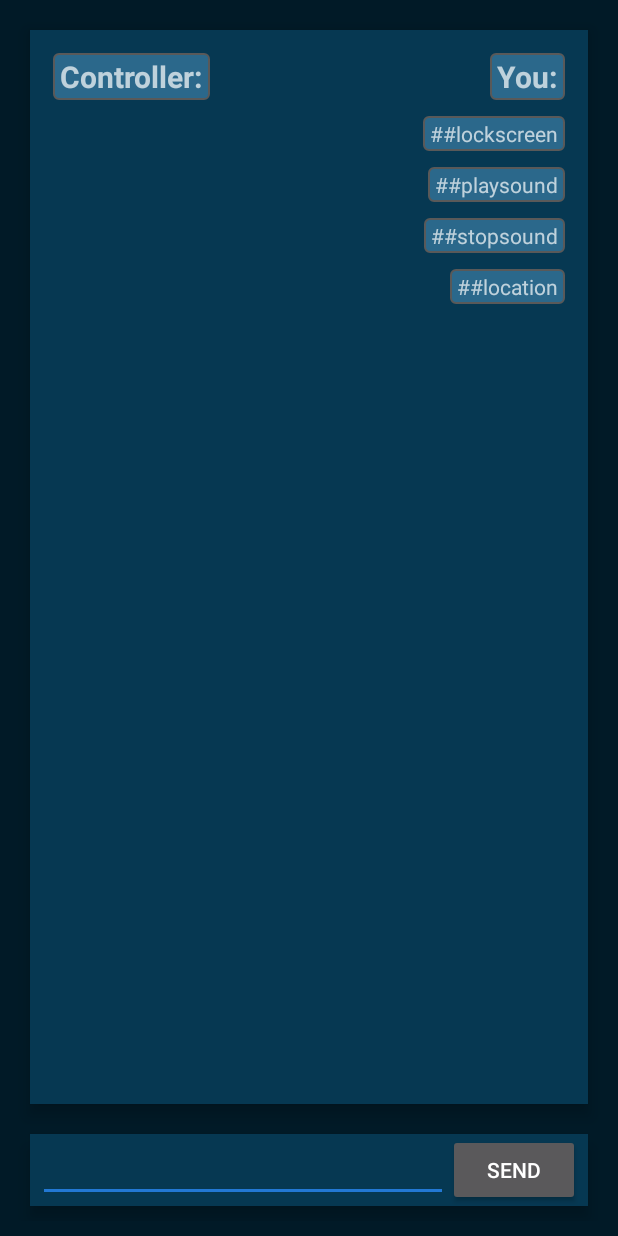
After one commit to asd-C/Controller, an Android app: the PlaygroundActivity screen opened directly, with no data from a screen before it, on a phone screen of 412 x 824 dp. The commit adds this screen. Run offline under Robolectric (Android 15) with nearby library versions, the phone set to English and light mode, and no system bars.

Commit message:
Interacting with controller in playground.

```diff
--- a/app/src/main/AndroidManifest.xml
+++ b/app/src/main/AndroidManifest.xml
@@ -33,7 +33,6 @@
                 <action android:name="android.app.action.DEVICE_ADMIN_ENABLED" />
             </intent-filter>
         </receiver>
-
         <receiver android:name=".service.autostart.AutoStart">
             <intent-filter>
                 <action android:name="android.intent.action.BOOT_COMPLETED" />
@@ -46,7 +45,10 @@
             android:exported="false"
             android:process=":remote" />
 
-        <activity android:name=".activity.intro.IntroActivity" android:theme="@style/AppTheme.NoActionbar" />
+        <activity
+            android:name=".activity.intro.IntroActivity"
+            android:theme="@style/AppTheme.NoActionbar" />
+        <activity android:name=".activity.PlaygroundActivity"></activity>
     </application>
 
 </manifest>
--- /dev/null
+++ b/app/src/main/java/com/example/cc/controller/activity/PlaygroundActivity.java
@@ -0,0 +1,87 @@
+package com.example.cc.controller.activity;
+
+import android.support.v7.app.AppCompatActivity;
+import android.os.Bundle;
+import android.view.LayoutInflater;
+import android.view.View;
+import android.widget.Button;
+import android.widget.EditText;
+import android.widget.LinearLayout;
+import android.widget.ScrollView;
+import android.widget.TextView;
+
+import com.example.cc.controller.R;
+import com.example.cc.controller.service.tools.SMSHandler;
+
+public class PlaygroundActivity extends AppCompatActivity implements View.OnClickListener{
+
+    private LinearLayout messages_ll;
+    private LayoutInflater inflater;
+    private EditText input_et;
+    private Button enter_btn;
+    private ScrollView scrollView;
+
+    private SMSHandler smsHandler;
+
+    @Override
+    protected void onCreate(Bundle savedInstanceState) {
+        super.onCreate(savedInstanceState);
+        setContentView(R.layout.activity_playground);
+
+        smsHandler = new SMSHandler(this, true);
+
+        inflater = this.getLayoutInflater();
+        messages_ll = (LinearLayout) findViewById(R.id.messages_ll);
+        input_et = (EditText) findViewById(R.id.input_et);
+        enter_btn = (Button) findViewById(R.id.enter_btn);
+        enter_btn.setOnClickListener(this);
+        scrollView = (ScrollView) findViewById(R.id.scrollview);
+
+    }
+
+    private String handleUserMessage(String message) {
+        return smsHandler.handleSMS_play(message);
+    }
+
+    private void putControllerMessage(String msg) {
+        if (msg == null || msg.isEmpty()) return;
+
+        TextView textView = (TextView) inflater.inflate(R.layout.message_controller, messages_ll, false);
+        textView.setText(msg);
+        messages_ll.addView(textView);
+    }
+
+    private String getUserMessage() {
+        String tmp = input_et.getText().toString();
+        input_et.setText("");
+        return tmp;
+    }
+
+    private void putUserMessage(String msg) {
+        if (msg == null || msg.isEmpty()) return;
+
+        TextView textView = (TextView) inflater.inflate(R.layout.message_user, messages_ll, false);
+        textView.setText(msg);
+        messages_ll.addView(textView);
+    }
+
+    @Override
+    public void onClick(View v) {
+        switch (v.getId()) {
+            case R.id.enter_btn:
+                String message = getUserMessage();
+                putUserMessage(message);
+                putControllerMessage(handleUserMessage(message));
+                scrollView.post(new Runnable() {
+                    @Override
+                    public void run() {
+                        scrollView.fullScroll(ScrollView.FOCUS_DOWN);
+                    }
+                });
+                break;
+
+            default:
+                break;
+        }
+    }
+}
--- a/app/src/main/java/com/example/cc/controller/service/tools/LocationHandler.java
+++ b/app/src/main/java/com/example/cc/controller/service/tools/LocationHandler.java
@@ -23,7 +23,7 @@ public class LocationHandler implements LocationListener {
     private static final String LOG = "LocationHandler";
 
     // update in 5 seconds
-    private static final int LOCATION_REFRESH_TIME = 5000;
+    private static final int LOCATION_REFRESH_TIME = 1000;
     // update in 0 meters
     private static final int LOCATION_REFRESH_DISTANCE = 0;
 
@@ -37,7 +37,7 @@ public class LocationHandler implements LocationListener {
                         != PackageManager.PERMISSION_GRANTED) {
             // TODO: Consider calling
             //    ActivityCompat#requestPermissions
-            // here to request the missing permissions, and then overriding
+            // here to request the missing per missions, and then overriding
             //   public void onRequestPermissionsResult(int requestCode, String[] permissions,
             //                                          int[] grantResults)
             // to handle the case where the user grants the permission. See the documentation
--- a/app/src/main/res/drawable/info_item.xml
+++ b/app/src/main/res/drawable/info_item.xml
@@ -1,7 +1,7 @@
 <?xml version="1.0" encoding="utf-8"?>
 <shape xmlns:android="http://schemas.android.com/apk/res/android">
     <solid
-        android:color="#D2EFFF"/>
+        android:color="#2b688b"/>
 
     <corners
         android:radius="3dp"/>
--- a/app/src/main/res/layout/activity_main.xml
+++ b/app/src/main/res/layout/activity_main.xml
@@ -18,6 +18,7 @@
         android:layout_width="match_parent"
         android:layout_height="wrap_content">
         <ImageButton
+            android:id="@+id/playground_btn"
             android:layout_width="wrap_content"
             android:layout_height="wrap_content"
             android:layout_centerInParent="true"
--- /dev/null
+++ b/app/src/main/res/layout/activity_playground.xml
@@ -0,0 +1,117 @@
+<?xml version="1.0" encoding="utf-8"?>
+<RelativeLayout xmlns:android="http://schemas.android.com/apk/res/android"
+    xmlns:tools="http://schemas.android.com/tools"
+    android:id="@+id/activity_playground"
+    android:layout_width="match_parent"
+    android:layout_height="match_parent"
+    android:padding="10dp"
+    android:background="@color/bg_all"
+    tools:context="com.example.cc.controller.activity.PlaygroundActivity">
+
+    <RelativeLayout
+        android:layout_above="@+id/input_layout"
+        android:elevation="6dp"
+        android:layout_margin="10dp"
+        android:background="@drawable/layout_bg1"
+        android:layout_width="match_parent"
+        android:layout_height="match_parent">
+
+        <ScrollView
+            android:id="@+id/scrollview"
+            android:layout_width="match_parent"
+            android:layout_height="wrap_content"
+            android:layout_margin="10dp"
+            android:layout_alignParentTop="true">
+            <LinearLayout
+                android:id="@+id/messages_ll"
+                android:layout_width="match_parent"
+                android:layout_height="wrap_content"
+                android:orientation="vertical">
+
+                <RelativeLayout
+                    android:layout_width="match_parent"
+                    android:layout_height="wrap_content">
+
+                    <TextView
+                        android:layout_width="wrap_content"
+                        android:layout_height="wrap_content"
+                        android:layout_margin="5dp"
+                        android:background="@drawable/info_item"
+                        android:layout_alignParentStart="true"
+                        android:textStyle="bold"
+                        android:textSize="20sp"
+                        android:text="@string/controller_side" />
+
+                    <TextView
+                        android:layout_width="wrap_content"
+                        android:layout_height="wrap_content"
+                        android:layout_margin="5dp"
+                        android:background="@drawable/info_item"
+                        android:layout_alignParentEnd="true"
+                        android:textStyle="bold"
+                        android:textSize="20sp"
+                        android:text="@string/you"/>
+                </RelativeLayout>
+
+                <TextView
+                    android:layout_width="wrap_content"
+                    android:layout_height="wrap_content"
+                    android:layout_margin="5dp"
+                    android:layout_gravity="end"
+                    android:background="@drawable/info_item"
+                    android:text="@string/LOCK_SCREEN"/>
+
+                <TextView
+                    android:layout_width="wrap_content"
+                    android:layout_height="wrap_content"
+                    android:layout_margin="5dp"
+                    android:layout_gravity="end"
+                    android:background="@drawable/info_item"
+                    android:text="@string/PLAY_SOUND"/>
+
+
+                <TextView
+                    android:layout_width="wrap_content"
+                    android:layout_height="wrap_content"
+                    android:layout_margin="5dp"
+                    android:layout_gravity="end"
+                    android:background="@drawable/info_item"
+                    android:text="@string/STOP_SOUND"/>
+
+                <TextView
+                    android:layout_width="wrap_content"
+                    android:layout_height="wrap_content"
+                    android:layout_margin="5dp"
+                    android:layout_gravity="end"
+                    android:background="@drawable/info_item"
+                    android:text="@string/LOCATION"/>
+            </LinearLayout>
+        </ScrollView>
+    </RelativeLayout>
+
+    <RelativeLayout
+        android:id="@+id/input_layout"
+        android:elevation="6dp"
+        android:layout_margin="10dp"
+        android:background="@drawable/layout_bg1"
+        android:layout_width="match_parent"
+        android:layout_height="wrap_content"
+        android:layout_alignParentBottom="true">
+
+        <EditText
+            android:id="@+id/input_et"
+            android:layout_marginStart="5dp"
+            android:layout_width="match_parent"
+            android:layout_height="wrap_content"
+            android:layout_toLeftOf="@+id/enter_btn"/>
+
+        <Button
+            android:id="@+id/enter_btn"
+            android:layout_marginEnd="5dp"
+            android:layout_width="wrap_content"
+            android:layout_height="wrap_content"
+            android:layout_alignParentEnd="true"
+            android:text="send"/>
+    </RelativeLayout>
+
+</RelativeLayout>
--- a/app/src/main/res/values/colors.xml
+++ b/app/src/main/res/values/colors.xml
@@ -2,7 +2,7 @@
 <resources>
     <color name="colorPrimary">#363237</color>
     <color name="colorPrimaryDark">#011a27</color>
-    <color name="colorAccent">#FF4081</color>
+    <color name="colorAccent">#2278d4</color>
 
     <!-- Intro -->
     <!-- Screens background color-->
--- a/app/src/main/res/values/styles.xml
+++ b/app/src/main/res/values/styles.xml
@@ -3,7 +3,7 @@
     <!-- Base application theme. -->
     <style name="AppTheme" parent="Theme.AppCompat.NoActionBar">
         <!-- Customize your theme here. -->
-        <item name="colorPrimary">@color/colorPrimary</item>
+        <item name="colorPrimary">@color/bg_all</item>
         <item name="colorPrimaryDark">@color/colorPrimaryDark</item>
         <item name="colorAccent">@color/colorAccent</item>
     </style>
```
Also changed, not shown: app/src/main/java/com/example/cc/controller/activity/MainActivity.java (+46 -1 lines), app/src/main/java/com/example/cc/controller/service/MainService.java (+10 -69 lines), app/src/main/java/com/example/cc/controller/service/tools/SMSHandler.java (added, +130 -0 lines), app/src/main/res/layout/message_controller.xml (added, +8 -0 lines), app/src/main/res/layout/message_user.xml (added, +9 -0 lines).
